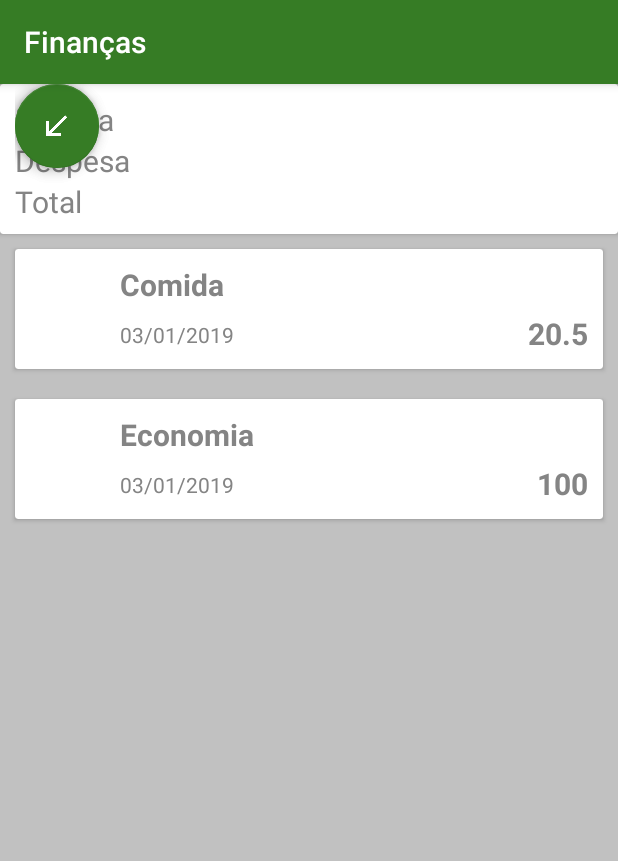
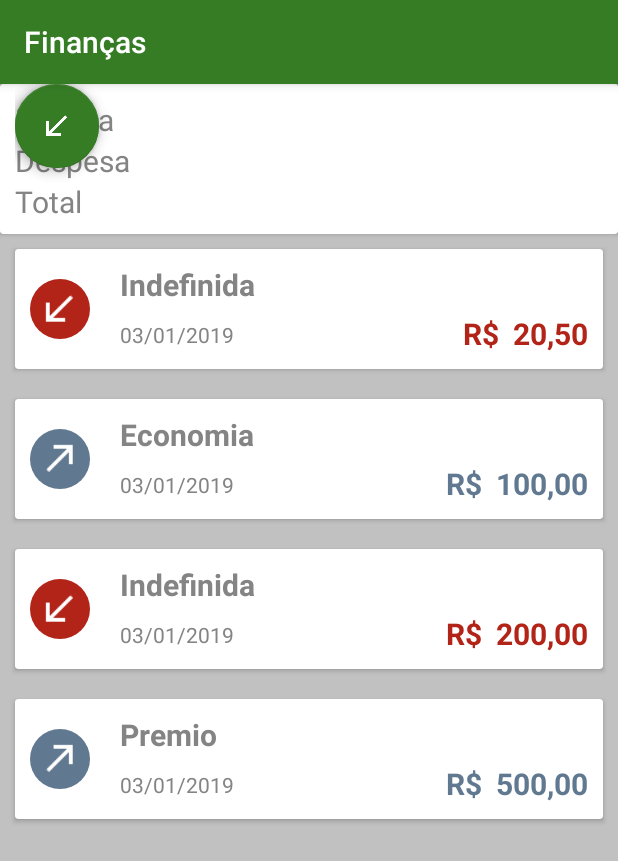
Before and after one commit to GuilhermeDeconto/Finan-as, an Android app: the screen it shows after launch (ListaTransacoesActivity), on a phone screen of 412 x 824 dp. Shown: the top 861 px of the screen. Run offline under Robolectric (Android 15) with nearby library versions, the phone set to English and light mode, and no system bars; plain views replace FloatingActionButton, FloatingActionMenu.

Commit message:
enum, type, transactions, currency

```diff
--- /dev/null
+++ b/app/src/main/java/com/example/guilhermedeconto/financaskotlin/extension/BigDecimalExtension.kt
@@ -0,0 +1,18 @@
+package com.example.guilhermedeconto.financaskotlin.extension
+
+import java.math.BigDecimal
+import java.text.DecimalFormat
+import java.util.Locale
+
+/**
+ * @author Guilherme Dall'Agnol Deconto
+ * @author guilherme.deconto@operacao.rcadigital.com.br
+ * @since 03/01/2019
+ **/
+fun BigDecimal.brlFormat(): String {
+    val currencyInstance = DecimalFormat.getCurrencyInstance(Locale("pt", "br"))
+
+    val formatedCurrency = currencyInstance.format(this).replace("R$", "R$ ")
+
+    return formatedCurrency
+}
--- a/app/src/main/java/com/example/guilhermedeconto/financaskotlin/model/Transacao.kt
+++ b/app/src/main/java/com/example/guilhermedeconto/financaskotlin/model/Transacao.kt
@@ -8,5 +8,12 @@ import java.util.Calendar
  * @author guilherme.deconto@operacao.rcadigital.com.br
  * @since 02/01/2019
  **/
-class Transacao(val value: BigDecimal, val category: String, val data: Calendar) {
-}
+class Transacao(
+    val value: BigDecimal,
+    val category: String = "Indefinida",
+    val type: Type,
+    val data: Calendar = Calendar.getInstance())
+// {
+////    constructor(value: BigDecimal, type: Type) : this(value, "Indefinida", type)
+////    constructor(value: BigDecimal, type: Type, data: Calendar) : this(value, "Indefinida", type, data)
+//}
--- /dev/null
+++ b/app/src/main/java/com/example/guilhermedeconto/financaskotlin/model/Type.kt
@@ -0,0 +1,10 @@
+package com.example.guilhermedeconto.financaskotlin.model
+
+/**
+ * @author Guilherme Dall'Agnol Deconto
+ * @author guilherme.deconto@operacao.rcadigital.com.br
+ * @since 03/01/2019
+ **/
+enum class Type {
+    RECIPE, EXPENSE
+}
--- a/app/src/main/java/com/example/guilhermedeconto/financaskotlin/ui/activity/ListaTransacoesActivity.kt
+++ b/app/src/main/java/com/example/guilhermedeconto/financaskotlin/ui/activity/ListaTransacoesActivity.kt
@@ -5,6 +5,7 @@ import android.support.v7.app.AppCompatActivity
 import android.widget.ListView
 import com.example.guilhermedeconto.financaskotlin.R
 import com.example.guilhermedeconto.financaskotlin.model.Transacao
+import com.example.guilhermedeconto.financaskotlin.model.Type
 import com.example.guilhermedeconto.financaskotlin.ui.adapter.ListaTransacoesAdapter
 import kotlinx.android.synthetic.main.activity_lista_transacoes.*
 import java.math.BigDecimal
@@ -21,9 +22,14 @@ class ListaTransacoesActivity : AppCompatActivity() {
         super.onCreate(savedInstanceState)
         setContentView(R.layout.activity_lista_transacoes)
         findViewById<ListView>(R.id.lista_transacoes_listview)
-        val transacoes = listOf(Transacao(BigDecimal(20.5),
-            "Comida", Calendar.getInstance()),
-        Transacao(BigDecimal(100.0),"Economia", Calendar.getInstance()))
-        lista_transacoes_listview.setAdapter(ListaTransacoesAdapter(transacoes,this))
+        val transacoes = listOf(
+            Transacao(
+                type = Type.EXPENSE, data = Calendar.getInstance(), value = BigDecimal(20.5)
+            ),
+            Transacao(value = BigDecimal(100.0), category = "Economia", type = Type.RECIPE),
+            Transacao(value = BigDecimal.valueOf(200.0), type = Type.EXPENSE),
+            Transacao(value = BigDecimal.valueOf(500.0), category = "Premio", type = Type.RECIPE)
+        )
+        lista_transacoes_listview.adapter = ListaTransacoesAdapter(transacoes, this)
     }
 }
--- a/app/src/main/java/com/example/guilhermedeconto/financaskotlin/ui/adapter/ListaTransacoesAdapter.kt
+++ b/app/src/main/java/com/example/guilhermedeconto/financaskotlin/ui/adapter/ListaTransacoesAdapter.kt
@@ -1,13 +1,16 @@
 package com.example.guilhermedeconto.financaskotlin.ui.adapter
 
 import android.content.Context
+import android.support.v4.content.ContextCompat
 import android.view.LayoutInflater
 import android.view.View
 import android.view.ViewGroup
 import android.widget.BaseAdapter
 import com.example.guilhermedeconto.financaskotlin.R
+import com.example.guilhermedeconto.financaskotlin.extension.brlFormat
 import com.example.guilhermedeconto.financaskotlin.extension.formatToBrazilianFormat
 import com.example.guilhermedeconto.financaskotlin.model.Transacao
+import com.example.guilhermedeconto.financaskotlin.model.Type
 import kotlinx.android.synthetic.main.transacao_item.view.*
 
 /**
@@ -24,7 +27,20 @@ class ListaTransacoesAdapter(transacoes: List<Transacao>, context: Context) : Ba
         val viewCreated = LayoutInflater.from(context).inflate(R.layout.transacao_item, parent, false)
 
         val transacao = transacoes[position]
-        viewCreated.transacao_valor.text = transacao.value.toString()
+
+        if (transacao.type == Type.RECIPE) {
+            viewCreated.transacao_valor.setTextColor(ContextCompat.getColor(context, R.color.receita))
+        } else {
+            viewCreated.transacao_valor.setTextColor(ContextCompat.getColor(context, R.color.despesa))
+        }
+
+        if (transacao.type == Type.RECIPE) {
+            viewCreated.transacao_icone.setBackgroundResource(R.drawable.icone_transacao_item_receita)
+        } else {
+            viewCreated.transacao_icone.setBackgroundResource(R.drawable.icone_transacao_item_despesa)
+        }
+
+        viewCreated.transacao_valor.text = transacao.value.brlFormat()
         viewCreated.transacao_categoria.text = transacao.category
         viewCreated.transacao_data.text = transacao.data.formatToBrazilianFormat()
 
@@ -42,4 +58,6 @@ class ListaTransacoesAdapter(transacoes: List<Transacao>, context: Context) : Ba
     override fun getCount(): Int {
         return transacoes.size
     }
+
+
 }
```
